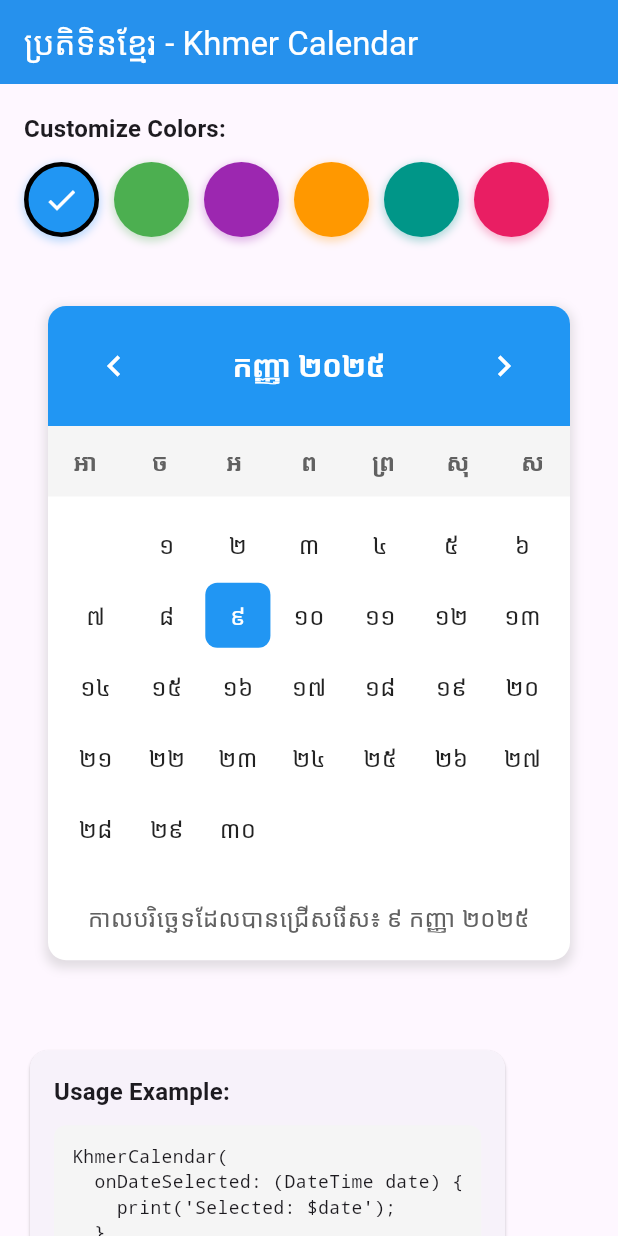
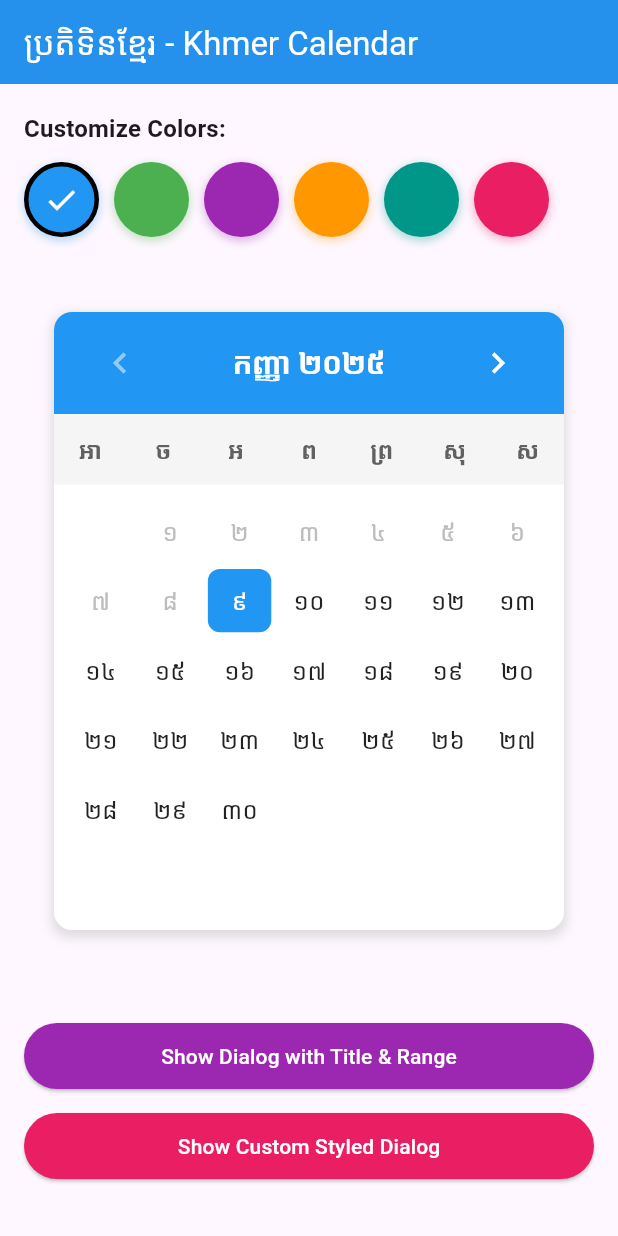
Before and after one commit to KUNVATH/kh_calendar, a Flutter app: the screen it shows after launch, scrolled down 158 dp, on a phone screen of 412 x 824 dp. Run offline on Flutter 3.47's test engine with Material 3 defaults, Android fonts, the phone set to English and light mode, and no system bars.

Commit message:
New package version 0.0.2

```diff
--- a/example/lib/main.dart
+++ b/example/lib/main.dart
@@ -6,7 +6,7 @@ void main() {
 }
 
 class MyApp extends StatelessWidget {
-  const MyApp({Key? key}) : super(key: key);
+  const MyApp({super.key});
 
   @override
   Widget build(BuildContext context) {
@@ -23,7 +23,7 @@ class MyApp extends StatelessWidget {
 }
 
 class ExamplePage extends StatefulWidget {
-  const ExamplePage({Key? key}) : super(key: key);
+  const ExamplePage({super.key});
 
   @override
   State<ExamplePage> createState() => _ExamplePageState();
@@ -31,6 +31,7 @@ class ExamplePage extends StatefulWidget {
 
 class _ExamplePageState extends State<ExamplePage> {
   DateTime? selectedDate;
+  DateTime? selectedDateFromDialog;
   Color currentColor = Colors.blue;
 
   final List<Color> colorOptions = [
@@ -67,7 +68,8 @@ class _ExamplePageState extends State<ExamplePage> {
                   children: [
                     Text(
                       'Khmer Calendar Widget Demo',
-                      style: Theme.of(context).textTheme.headlineSmall?.copyWith(
+                      style:
+                          Theme.of(context).textTheme.headlineSmall?.copyWith(
                                 fontWeight: FontWeight.bold,
                                 color: currentColor,
                               ),
@@ -122,7 +124,7 @@ class _ExamplePageState extends State<ExamplePage> {
                             : null,
                         boxShadow: [
                           BoxShadow(
-                            color: color.withOpacity(0.3),
+                            color: color.withValues(alpha: 0.3),
                             spreadRadius: 1,
                             blurRadius: 4,
                             offset: const Offset(0, 2),
@@ -130,7 +132,8 @@ class _ExamplePageState extends State<ExamplePage> {
                         ],
                       ),
                       child: isSelected
-                        ? const Icon(Icons.check, color: Colors.white, size: 24)
+                          ? const Icon(Icons.check,
+                              color: Colors.white, size: 24)
                           : null,
                     ),
                   );
@@ -159,6 +162,8 @@ class _ExamplePageState extends State<ExamplePage> {
                   ),
                 );
               },
+              firstDate: DateTime.now(),
+              lastDate: DateTime(2025, 12, 31),
               primaryColor: currentColor,
               selectedTextColor: Colors.white,
               todayTextColor: currentColor,
@@ -170,7 +175,7 @@ class _ExamplePageState extends State<ExamplePage> {
             // Selected date display
             if (selectedDate != null)
               Card(
-                color: currentColor.withOpacity(0.1),
+                color: currentColor.withValues(alpha: 0.1),
                 child: Padding(
                   padding: const EdgeInsets.all(16),
                   child: Column(
@@ -178,15 +183,19 @@ class _ExamplePageState extends State<ExamplePage> {
                     children: [
                       Text(
                         'Selected Date Information:',
-                        style: Theme.of(context).textTheme.titleMedium?.copyWith(
+                        style:
+                            Theme.of(context).textTheme.titleMedium?.copyWith(
                                   fontWeight: FontWeight.bold,
                                   color: currentColor,
                                 ),
                       ),
                       const SizedBox(height: 8),
-                      _buildDateInfo('Date', '${selectedDate!.day}/${selectedDate!.month}/${selectedDate!.year}'),
-                      _buildDateInfo('Day of Week', _getDayOfWeek(selectedDate!.weekday)),
-                      _buildDateInfo('Month', _getMonthName(selectedDate!.month)),
+                      _buildDateInfo('Date',
+                          '${selectedDate!.day}/${selectedDate!.month}/${selectedDate!.year}'),
+                      _buildDateInfo(
+                          'Day of Week', _getDayOfWeek(selectedDate!.weekday)),
+                      _buildDateInfo(
+                          'Month', _getMonthName(selectedDate!.month)),
                       _buildDateInfo('Year', '${selectedDate!.year}'),
                     ],
                   ),
@@ -195,46 +204,123 @@ class _ExamplePageState extends State<ExamplePage> {
 
             const SizedBox(height: 20),
 
-            // Usage example code
-            Card(
-              child: Padding(
-                padding: const EdgeInsets.all(16),
-                child: Column(
-                  crossAxisAlignment: CrossAxisAlignment.start,
-                  children: [
-                    Text(
-                      'Usage Example:',
-                      style: Theme.of(context).textTheme.titleMedium?.copyWith(
-                        fontWeight: FontWeight.bold,
+            // Dialog with title and date range
+            SizedBox(
+              width: double.infinity,
+              child: ElevatedButton(
+                onPressed: () async {
+                  if (!context.mounted) return;
+
+                  DateTime? date = await KhmerCalendarDialog.show(
+                    context: context,
+                    title: 'ជ្រើសរើសកាលបរិច្ឆេទ',
+                    initialDate: DateTime.now(),
+                    firstDate: DateTime.now().subtract(const Duration(days: 30)),
+                    lastDate: DateTime.now().add(const Duration(days: 90)),
+                    primaryColor: Colors.purple,
+                    confirmText: 'យល់ព្រម',
+                    cancelText: 'បោះបង់',
+                  );
+                  if (date != null && context.mounted) {
+                    setState(() {
+                      selectedDateFromDialog = date;
+                    });
+                    // Show a snackbar when date is selected
+                    ScaffoldMessenger.of(context).showSnackBar(
+                      SnackBar(
+                        content: Text(
+                          'Selected with range: ${date.toString().split(' ')[0]}',
+                          style: const TextStyle(color: Colors.white),
+                        ),
+                        backgroundColor: currentColor,
+                        duration: const Duration(seconds: 2),
+                      ),
+                    );
+                  }
+                },
+                style: ElevatedButton.styleFrom(
+                  backgroundColor: Colors.purple,
+                  foregroundColor: Colors.white,
+                  padding: const EdgeInsets.symmetric(vertical: 12),
+                ),
+                child: const Text('Show Dialog with Title & Range'),
               ),
             ),
-                    const SizedBox(height: 10),
-                    Container(
-                      padding: const EdgeInsets.all(12),
-                      decoration: BoxDecoration(
-                        color: Colors.grey[100],
-                        borderRadius: BorderRadius.circular(8),
+
+            const SizedBox(height: 12),
+
+            // Custom styled dialog
+            SizedBox(
+              width: double.infinity,
+              child: ElevatedButton(
+                onPressed: () async {
+                  if (!context.mounted) return;
+
+                  DateTime? date = await KhmerCalendarDialog.show(
+                    context: context,
+                    title: 'Select Your Birthday',
+                    initialDate: DateTime(2000, 1, 1),
+                    firstDate: DateTime(1950, 1, 1),
+                    lastDate: DateTime.now(),
+                    primaryColor: Colors.pink,
+                    selectedTextColor: Colors.white,
+                    todayTextColor: Colors.pink,
+                    confirmText: 'Choose',
+                    cancelText: 'Cancel',
+                  );
+                  if (date != null && context.mounted) {
+                    setState(() {
+                      selectedDateFromDialog = date;
+                    });
+                    // Show a snackbar when date is selected
+                    ScaffoldMessenger.of(context).showSnackBar(
+                      SnackBar(
+                        content: Text(
+                          'Birthday selected: ${date.toString().split(' ')[0]}',
+                          style: const TextStyle(color: Colors.white),
                         ),
-                      child: const Text(
-                        '''KhmerCalendar(
-  onDateSelected: (DateTime date) {
-    print('Selected: \$date');
+                        backgroundColor: currentColor,
+                        duration: const Duration(seconds: 2),
+                      ),
+                    );
+                  }
                 },
-  primaryColor: Colors.blue,
-  selectedTextColor: Colors.white,
-  todayTextColor: Colors.blue,
-  normalTextColor: Colors.black87,
-)''',
-                        style: TextStyle(
-                          fontFamily: 'monospace',
-                          fontSize: 12,
+                style: ElevatedButton.styleFrom(
+                  backgroundColor: Colors.pink,
+                  foregroundColor: Colors.white,
+                  padding: const EdgeInsets.symmetric(vertical: 12),
+                ),
+                child: const Text('Show Custom Styled Dialog'),
               ),
             ),
+
+            // Display selected date from dialog
+            if (selectedDateFromDialog != null)
+              Container(
+                margin: const EdgeInsets.all(16),
+                padding: const EdgeInsets.all(16),
+                decoration: BoxDecoration(
+                  color: Colors.green.withValues(alpha: 0.1),
+                  borderRadius: BorderRadius.circular(8),
+                  border: Border.all(color: Colors.green),
+                ),
+                child: Column(
+                  children: [
+                    const Text(
+                      'Selected from Dialog:',
+                      style: TextStyle(fontWeight: FontWeight.bold),
+                    ),
+                    const SizedBox(height: 8),
+                    Text(
+                      '${selectedDateFromDialog!.day}/${selectedDateFromDialog!.month}/${selectedDateFromDialog!.year}',
+                      style: const TextStyle(fontSize: 16),
                     ),
                   ],
                 ),
               ),
-            ),
+
+            const SizedBox(height: 20),
+
           ],
         ),
       ),
@@ -264,16 +350,31 @@ class _ExamplePageState extends State<ExamplePage> {
 
   String _getDayOfWeek(int weekday) {
     const days = [
-      'Monday', 'Tuesday', 'Wednesday', 'Thursday',
-      'Friday', 'Saturday', 'Sunday'
+      'Monday',
+      'Tuesday',
+      'Wednesday',
+      'Thursday',
+      'Friday',
+      'Saturday',
+      'Sunday'
     ];
     return days[weekday - 1];
   }
 
   String _getMonthName(int month) {
     const months = [
-      'January', 'February', 'March', 'April', 'May', 'June',
-      'July', 'August', 'September', 'October', 'November', 'December'
+      'January',
+      'February',
+      'March',
+      'April',
+      'May',
+      'June',
+      'July',
+      'August',
+      'September',
+      'October',
+      'November',
+      'December'
     ];
     return months[month - 1];
   }
--- a/lib/kh_calendar.dart
+++ b/lib/kh_calendar.dart
@@ -1,3 +1,4 @@
-library khmer_calendar;
+//library kh_calendar;
 
 export 'src/kh_calendar_widget.dart';
+export 'src/kh_calendar_dialog.dart';
--- a/lib/src/kh_calendar_widget.dart
+++ b/lib/src/kh_calendar_widget.dart
@@ -4,20 +4,28 @@ import 'package:flutter/material.dart';
 class KhmerCalendar extends StatefulWidget {
   /// Creates a Khmer calendar widget
   const KhmerCalendar({
-    Key? key,
+    super.key,
     this.onDateSelected,
     this.initialDate,
+    this.firstDate,
+    this.lastDate,
     this.primaryColor = Colors.blue,
     this.selectedTextColor = Colors.white,
     this.todayTextColor,
     this.normalTextColor = Colors.black87,
-  }) : super(key: key);
+  });
 
   /// Callback function called when a date is selected
   final Function(DateTime)? onDateSelected;
 
   /// Initial date to display and select
   final DateTime? initialDate;
+
+  /// The earliest date the user is permitted to select
+  final DateTime? firstDate;
+
+  /// The latest date the user is permitted to select
+  final DateTime? lastDate;
 
   /// Primary color for selected date background and header
   final Color primaryColor;
@@ -68,7 +76,16 @@ class _KhmerCalendarState extends State<KhmerCalendar> {
 
   // Khmer numerals
   final List<String> khmerNumbers = [
-    '០', '១', '២', '៣', '៤', '៥', '៦', '៧', '៨', '៩'
+    '០',
+    '១',
+    '២',
+    '៣',
+    '៤',
+    '៥',
+    '៦',
+    '៧',
+    '៨',
+    '៩'
   ];
 
   @override
@@ -86,6 +103,30 @@ class _KhmerCalendarState extends State<KhmerCalendar> {
         .join();
   }
 
+  bool _isDateInRange(DateTime date) {
+    if (widget.firstDate != null && date.isBefore(widget.firstDate!)) {
+      return false;
+    }
+    if (widget.lastDate != null && date.isAfter(widget.lastDate!)) {
+      return false;
+    }
+    return true;
+  }
+
+  bool _canNavigateToPreviousMonth() {
+    if (widget.firstDate == null) return true;
+    final previousMonth = DateTime(currentDate.year, currentDate.month - 1);
+    final firstDayOfPreviousMonth = DateTime(previousMonth.year, previousMonth.month, 1);
+    return !firstDayOfPreviousMonth.isBefore(widget.firstDate!);
+  }
+
+  bool _canNavigateToNextMonth() {
+    if (widget.lastDate == null) return true;
+    final nextMonth = DateTime(currentDate.year, currentDate.month + 1);
+    final lastDayOfNextMonth = DateTime(nextMonth.year, nextMonth.month + 1, 0);
+    return !lastDayOfNextMonth.isAfter(widget.lastDate!);
+  }
+
   Color get _primaryColor => widget.primaryColor;
   Color get _selectedTextColor => widget.selectedTextColor;
   Color get _todayTextColor => widget.todayTextColor ?? widget.primaryColor;
@@ -93,7 +134,7 @@ class _KhmerCalendarState extends State<KhmerCalendar> {
 
   Widget _buildHeader() {
     return Container(
-      padding: const EdgeInsets.symmetric(vertical: 16, horizontal: 20),
+      padding: const EdgeInsets.symmetric(vertical: 10, horizontal: 20),
       decoration: BoxDecoration(
         color: _primaryColor,
         borderRadius: const BorderRadius.only(
@@ -105,8 +146,12 @@ class _KhmerCalendarState extends State<KhmerCalendar> {
         mainAxisAlignment: MainAxisAlignment.spaceBetween,
         children: [
           IconButton(
-            onPressed: _previousMonth,
-            icon: const Icon(Icons.chevron_left, color: Colors.white, size: 28),
+            onPressed: _canNavigateToPreviousMonth() ? _previousMonth : null,
+            icon: Icon(
+              Icons.chevron_left,
+              color: _canNavigateToPreviousMonth() ? Colors.white : Colors.white.withValues(alpha: 0.5),
+              size: 28,
+            ),
           ),
           Text(
             '${khmerMonths[currentDate.month - 1]} ${convertToKhmerNumber(currentDate.year)}',
@@ -117,8 +162,12 @@ class _KhmerCalendarState extends State<KhmerCalendar> {
             ),
           ),
           IconButton(
-            onPressed: _nextMonth,
-            icon: const Icon(Icons.chevron_right, color: Colors.white, size: 28),
+            onPressed: _canNavigateToNextMonth() ? _nextMonth : null,
+            icon: Icon(
+              Icons.chevron_right,
+              color: _canNavigateToNextMonth() ? Colors.white : Colors.white.withValues(alpha: 0.5),
+              size: 28,
+            ),
           ),
         ],
       ),
@@ -171,26 +220,29 @@ class _KhmerCalendarState extends State<KhmerCalendar> {
       final isToday = date.day == DateTime.now().day &&
           date.month == DateTime.now().month &&
           date.year == DateTime.now().year;
+      final isInRange = _isDateInRange(date);
 
       days.add(
         GestureDetector(
-          onTap: () {
-            setState(() {
-              selectedDate = date;
-            });
-            // Call the callback if provided
-            widget.onDateSelected?.call(date);
-          },
+          onTap: isInRange
+              ? () {
+                  setState(() {
+                    selectedDate = date;
+                  });
+                  // Call the callback if provided
+                  widget.onDateSelected?.call(date);
+                }
+              : null,
           child: Container(
             margin: const EdgeInsets.all(2),
             decoration: BoxDecoration(
               color: isSelected
                   ? _primaryColor
-                  : isToday
-                      ? _primaryColor.withOpacity(0.1)
+                  : isToday && isInRange
+                      ? _primaryColor.withValues(alpha: 0.1)
                       : Colors.transparent,
               borderRadius: BorderRadius.circular(8),
-              border: isToday && !isSelected
+              border: isToday && !isSelected && isInRange
                   ? Border.all(color: _primaryColor, width: 2)
                   : null,
             ),
@@ -202,9 +254,11 @@ class _KhmerCalendarState extends State<KhmerCalendar> {
                   fontWeight: FontWeight.w500,
                   color: isSelected
                       ? _selectedTextColor
-                      : isToday
+                      : isToday && isInRange
                           ? _todayTextColor
-                          : _normalTextColor,
+                          : isInRange
+                              ? _normalTextColor
+                              : Colors.grey[400],
                 ),
               ),
             ),
@@ -239,13 +293,14 @@ class _KhmerCalendarState extends State<KhmerCalendar> {
   @override
   Widget build(BuildContext context) {
     return Container(
-      margin: const EdgeInsets.all(16),
+      height: MediaQuery.of(context).size.height/2,
+      margin: const EdgeInsets.all(20),
       decoration: BoxDecoration(
         color: Colors.white,
         borderRadius: BorderRadius.circular(12),
         boxShadow: [
           BoxShadow(
-            color: Colors.grey.withOpacity(0.3),
+            color: Colors.grey.withValues(alpha: 0.3),
             spreadRadius: 2,
             blurRadius: 5,
             offset: const Offset(0, 3),
@@ -258,18 +313,18 @@ class _KhmerCalendarState extends State<KhmerCalendar> {
           _buildHeader(),
           _buildDaysOfWeekHeader(),
           _buildCalendarGrid(),
-          Container(
-            padding: const EdgeInsets.all(16),
-            child: Text(
-              'កាលបរិច្ឆេទដែលបានជ្រើសរើស៖ ${convertToKhmerNumber(selectedDate.day)} ${khmerMonths[selectedDate.month - 1]} ${convertToKhmerNumber(selectedDate.year)}',
-              style: TextStyle(
-                fontSize: 16,
-                color: Colors.grey[700],
-                fontWeight: FontWeight.w500,
-              ),
-              textAlign: TextAlign.center,
-            ),
-          ),
+          // Container(
+          //   padding: const EdgeInsets.all(16),
+          //   child: Text(
+          //     'កាលបរិច្ឆេទដែលបានជ្រើសរើស៖ ${convertToKhmerNumber(selectedDate.day)} ${khmerMonths[selectedDate.month - 1]} ${convertToKhmerNumber(selectedDate.year)}',
+          //     style: TextStyle(
+          //       fontSize: 16,
+          //       color: Colors.grey[700],
+          //       fontWeight: FontWeight.w500,
+          //     ),
+          //     textAlign: TextAlign.center,
+          //   ),
+          // ),
         ],
       ),
     );
--- a/pubspec.yaml
+++ b/pubspec.yaml
@@ -1,6 +1,6 @@
 name: kh_calendar
 description: "A beautiful custom calendar widget with full Khmer language support including Khmer numerals, month names, and day names. Built with pure Flutter without external dependencies."
-version: 0.0.1
+version: 0.0.2
 homepage: https://github.com/KUNVATH/kh_calendar.git
 repository: https://github.com/KUNVATH/kh_calendar.git
 
```
Also changed, not shown: lib/src/kh_calendar_dialog.dart (added, +135 -0 lines), 3 other files. Lines whose indentation alone changed are shown as unchanged.
